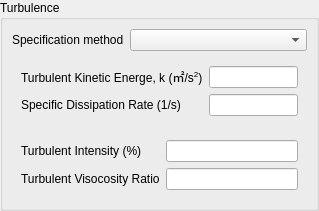
The window that view/setup/boundary_conditions/turbulence_k_omega_widget.ui (nextfoam/baram) describes before a commit, drawn with Qt 5.
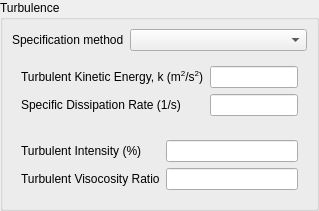
The same window after the commit.

What changed in the file:
```diff
--- a/view/setup/boundary_conditions/turbulence_k_omega_widget.ui
+++ b/view/setup/boundary_conditions/turbulence_k_omega_widget.ui
@@ -78,7 +78,7 @@
          <item row="0" column="0">
           <widget class="QLabel" name="label_2">
            <property name="text">
-            <string>Turbulent Kinetic Energe, k (㎡/s&lt;sup&gt;2&lt;/sup&gt;)</string>
+            <string>Turbulent Kinetic Energy, k (m&lt;sup&gt;2&lt;/sup&gt;/s&lt;sup&gt;2&lt;/sup&gt;)</string>
            </property>
           </widget>
          </item>
```
Left out of the diff: 2 changed lines with no effect on the pictures.
